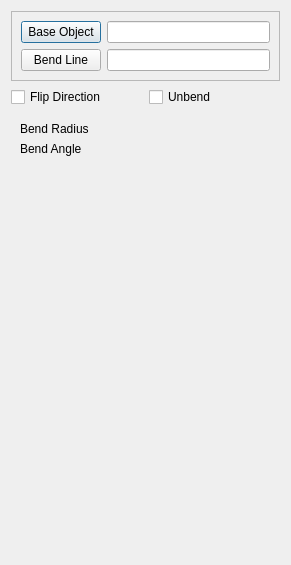
This is Resources/panels/BendOnLinePanel.ui in shaise/FreeCAD_SheetMetal as Qt 5 draws it before an edit. The edited form follows.
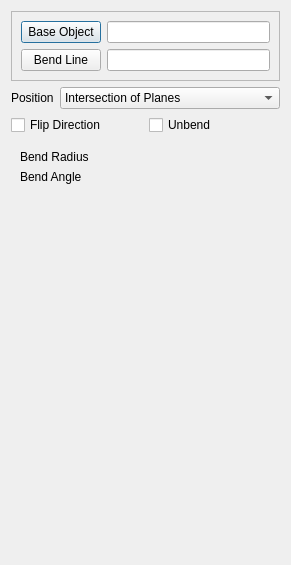
This is the edited form. Custom widgets are drawn as their Qt base class.

Commit message: Update readme to pr #451 Add missing property to FoldWall UI.

Diff of the .ui file:
```diff
--- a/Resources/panels/BendOnLinePanel.ui
+++ b/Resources/panels/BendOnLinePanel.ui
@@ -60,6 +60,47 @@
      </layout>
     </widget>
    </item>
+   <item>
+    <layout class="QHBoxLayout" name="materalDefinitionSheetLayout">
+     <item>
+      <widget class="QLabel" name="label_6">
+       <property name="text">
+        <string>Position</string>
+       </property>
+      </widget>
+     </item>
+     <item>
+      <widget class="QComboBox" name="comboPosition">
+       <property name="sizePolicy">
+        <sizepolicy hsizetype="Expanding" vsizetype="Fixed">
+         <horstretch>0</horstretch>
+         <verstretch>0</verstretch>
+        </sizepolicy>
+       </property>
+       <item>
+        <property name="text">
+         <string>Intersection of Planes</string>
+        </property>
+       </item>
+       <item>
+        <property name="text">
+         <string>Middle</string>
+        </property>
+       </item>
+       <item>
+        <property name="text">
+         <string>Backward</string>
+        </property>
+       </item>
+       <item>
+        <property name="text">
+         <string>Forward</string>
+        </property>
+       </item>
+      </widget>
+     </item>
+    </layout>
+   </item>
    <item>
     <layout class="QHBoxLayout" name="horizontalLayout">
      <item>
```
The commit also changes 3 other files.
